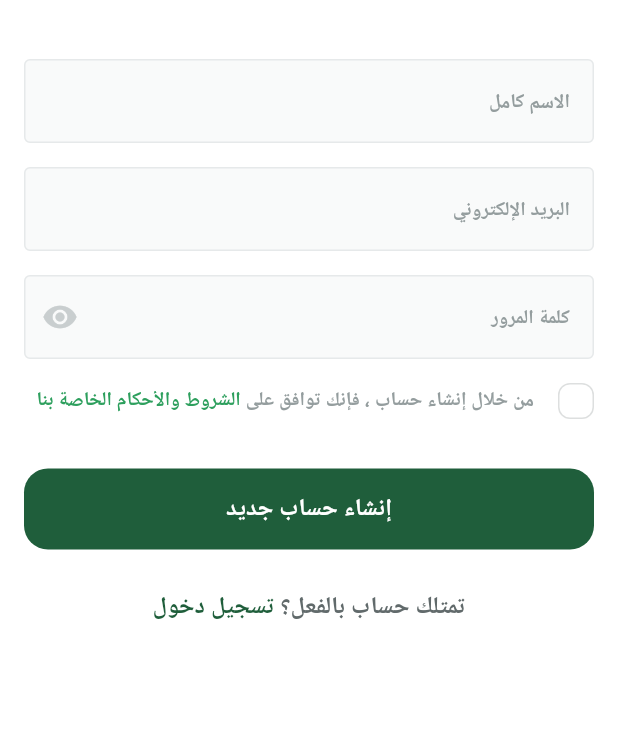
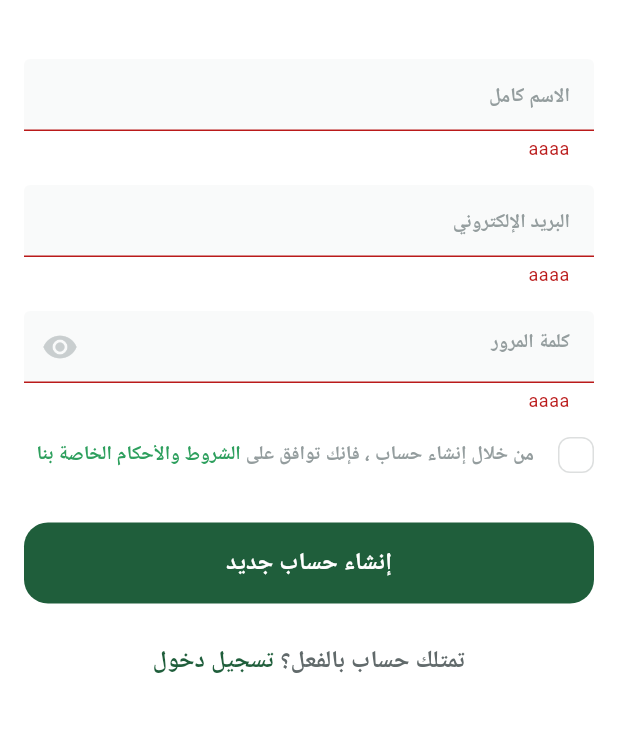
Before and after one commit to YounanGamal/fruits_hub, a Flutter app: the SignupView screen opened by its route, after a tap on "إنشاء حساب جديد", on a phone screen of 412 x 824 dp, the part 61-793 px from its top. Run offline on Flutter 3.47's test engine with Material 3 defaults, Android fonts, the phone set to English and light mode, and no system bars; drawn by our look-alikes of modal_progress_hud_nsn; our stand-ins replace bloc, dartz, dots_indicator, firebase_auth, firebase_core, flutter_bloc and 3 more; accounts and stored records are empty; Roboto replaces fonts that are missing (Cairo).

Commit message:
+ signup logic is done

```diff
--- a/lib/Feature/auth/data/repos/user_repo_impl.dart
+++ b/lib/Feature/auth/data/repos/user_repo_impl.dart
@@ -25,7 +25,9 @@ class AuthRepoImpl extends AuthRepo {
       return left(ServerFailure(e.message));
     } catch (e) {
       return left(
-        ServerFailure('An error occurred , Please try again later.'),
+        ServerFailure(
+          'حدث خطأ ما. الرجاء المحاولة مرة اخرى.',
+        ),
       );
     }
   }
--- /dev/null
+++ b/lib/Feature/auth/presentation/cubit/signup/signup_state.dart
@@ -0,0 +1,20 @@
+part of 'signup_cubit.dart';
+
+@immutable
+sealed class SignupState {}
+
+final class SignupInitial extends SignupState {}
+
+final class SignupLoading extends SignupState {}
+
+final class SignupSuccess extends SignupState {
+  final UserEntity userEntity;
+
+  SignupSuccess({required this.userEntity});
+}
+
+final class SignupFailure extends SignupState {
+  final String message;
+
+  SignupFailure({required this.message});
+}
--- a/lib/Feature/auth/presentation/view/signup_view.dart
+++ b/lib/Feature/auth/presentation/view/signup_view.dart
@@ -1,15 +1,25 @@
 import 'package:flutter/material.dart';
+import 'package:flutter_bloc/flutter_bloc.dart';
 import 'package:fruits_hub/Core/Widgets/custom_app_bar.dart';
+import 'package:fruits_hub/Core/service/get_it_service.dart';
+import 'package:fruits_hub/Feature/auth/domain/repo/auth_repo.dart';
+import 'package:fruits_hub/Feature/auth/presentation/cubit/signup/signup_cubit.dart';
 import 'package:fruits_hub/Feature/auth/presentation/view/widgets/signup_view_body.dart';
+import 'package:fruits_hub/Feature/auth/presentation/view/widgets/signup_view_body_bloc_consumer.dart';
 
 class SignupView extends StatelessWidget {
   const SignupView({super.key});
 
   @override
   Widget build(BuildContext context) {
-    return Scaffold(
-      appBar: customAppBar(context, title: 'حساب جديد'),
-      body: SignupViewBody(),
+    return BlocProvider(
+      create: (context) => SignupCubit(
+        getIt<AuthRepo>(),
+      ),
+      child: Scaffold(
+        appBar: customAppBar(context, title: 'حساب جديد'),
+        body: SignupViewBodyBlocConsumer(),
+      ),
     );
   }
 }
--- a/lib/Feature/auth/presentation/view/widgets/custom_text_form_field.dart
+++ b/lib/Feature/auth/presentation/view/widgets/custom_text_form_field.dart
@@ -3,15 +3,22 @@ import 'package:fruits_hub/Core/theme/app_text_styles.dart';
 
 class CustomTextFormField extends StatelessWidget {
   CustomTextFormField(
-      {super.key, required this.hintText, required this.textInputType, this.suffixIcon,});
+      {super.key, required this.hintText, required this.textInputType, this.suffixIcon, this.onSaved,});
 
   final Widget? suffixIcon;
   final String hintText;
   final TextInputType textInputType;
-
+ final void Function(String?)? onSaved;
   @override
   Widget build(BuildContext context) {
     return TextFormField(
+      onSaved: onSaved,
+      validator: (value) {
+        if(value==null||value.isEmpty){
+          return 'aaaa';
+        }
+        return null;
+      },
       keyboardType: textInputType,
       decoration: InputDecoration(
         hintText: hintText,
--- a/lib/Feature/auth/presentation/view/widgets/signup_view_body.dart
+++ b/lib/Feature/auth/presentation/view/widgets/signup_view_body.dart
@@ -1,17 +1,31 @@
 import 'package:flutter/material.dart';
+import 'package:flutter_bloc/flutter_bloc.dart';
 import 'package:fruits_hub/Core/Widgets/custom_button.dart';
+import 'package:fruits_hub/Feature/auth/presentation/cubit/signup/signup_cubit.dart';
 import 'package:fruits_hub/Feature/auth/presentation/view/widgets/custom_text_form_field.dart';
 import 'package:fruits_hub/Feature/auth/presentation/view/widgets/have_an_account.dart';
 import 'package:fruits_hub/Feature/auth/presentation/view/widgets/terms_and_condition.dart';
 
-class SignupViewBody extends StatelessWidget {
+class SignupViewBody extends StatefulWidget {
   const SignupViewBody({super.key});
+
+  @override
+  State<SignupViewBody> createState() => _SignupViewBodyState();
+}
+
+class _SignupViewBodyState extends State<SignupViewBody> {
+  final GlobalKey<FormState> formKey = GlobalKey<FormState>();
+  AutovalidateMode autValidateMode = AutovalidateMode.disabled;
+  late String email, password, name;
 
   @override
   Widget build(BuildContext context) {
     return SingleChildScrollView(
       child: Padding(
         padding: const EdgeInsets.symmetric(horizontal: 16),
+        child: Form(
+          key: formKey,
+          autovalidateMode: autValidateMode,
           child: Column(
             children: [
               SizedBox(
@@ -20,6 +34,9 @@ class SignupViewBody extends StatelessWidget {
               CustomTextFormField(
                 hintText: 'الاسم كامل',
                 textInputType: TextInputType.text,
+                onSaved: (value) {
+                  name = value!;
+                },
               ),
               SizedBox(
                 height: 16,
@@ -27,6 +44,9 @@ class SignupViewBody extends StatelessWidget {
               CustomTextFormField(
                 hintText: 'البريد الإلكتروني',
                 textInputType: TextInputType.text,
+                onSaved: (value) {
+                  email = value!;
+                },
               ),
               SizedBox(
                 height: 16,
@@ -38,6 +58,9 @@ class SignupViewBody extends StatelessWidget {
                   Icons.visibility,
                   color: Color(0xffC9CECF),
                 ),
+                onSaved: (value) {
+                  password = value!;
+                },
               ),
               SizedBox(
                 height: 16,
@@ -47,12 +70,28 @@ class SignupViewBody extends StatelessWidget {
                 height: 33,
               ),
               CustomButton(
-              onPressed: () {},
+                onPressed: () {
+                  if (formKey.currentState!.validate()) {
+                    formKey.currentState!.save();
+                    context.read<SignupCubit>().createUserWithEmailAndPassword(
+                          email,
+                          password,
+                          name,
+                        );
+                  } else {
+                    setState(() {
+                      autValidateMode = AutovalidateMode.always;
+                    });
+                  }
+                },
                 text: 'إنشاء حساب جديد',
               ),
-            SizedBox(height: 26,),
+              SizedBox(
+                height: 26,
+              ),
               HaveAnAccount(),
             ],
+          ),
         ),
       ),
     );
--- /dev/null
+++ b/lib/Feature/auth/presentation/view/widgets/signup_view_body_bloc_consumer.dart
@@ -0,0 +1,31 @@
+import 'package:flutter/material.dart';
+import 'package:flutter_bloc/flutter_bloc.dart';
+import 'package:fruits_hub/Feature/auth/presentation/cubit/signup/signup_cubit.dart';
+import 'package:fruits_hub/Feature/auth/presentation/view/widgets/signup_view_body.dart';
+import 'package:modal_progress_hud_nsn/modal_progress_hud_nsn.dart';
+
+class SignupViewBodyBlocConsumer extends StatelessWidget {
+  const SignupViewBodyBlocConsumer({super.key});
+
+  @override
+  Widget build(BuildContext context) {
+    return BlocConsumer<SignupCubit, SignupState>(
+      listener: (context, state) {
+        if (state is SignupSuccess) {}
+        if (state is SignupFailure) {
+          ScaffoldMessenger.of(context).showSnackBar(
+            SnackBar(
+              content: Text(state.message),
+            ),
+          );
+        }
+      },
+      builder: (context, state) {
+        return ModalProgressHUD(
+          inAsyncCall: state is SignupLoading ? true : false,
+          child: const SignupViewBody(),
+        );
+      },
+    );
+  }
+}
--- a/lib/main.dart
+++ b/lib/main.dart
@@ -3,10 +3,10 @@ import 'package:flutter/material.dart';
 import 'package:flutter_localizations/flutter_localizations.dart';
 import 'package:fruits_hub/Core/route/generate_routes.dart';
 import 'package:fruits_hub/Core/route/page_route_name.dart';
+import 'package:fruits_hub/Core/service/get_it_service.dart';
 import 'package:fruits_hub/Core/service/shared_preferences_singleton.dart';
 import 'package:fruits_hub/Core/theme/app_colors.dart';
 import 'package:fruits_hub/firebase_options.dart';
-import 'package:shared_preferences/shared_preferences.dart';
 import 'generated/l10n.dart';
 
 void main() async {
@@ -15,6 +15,7 @@ void main() async {
     options: DefaultFirebaseOptions.currentPlatform,
   );
   await Prefs.init();
+  setupGetIt();
   runApp(const FruitsHUB());
 }
 
```
Also changed, not shown: lib/Core/service/firebase_auth_service.dart (+6 -4 lines), lib/Core/service/get_it_service.dart (added, +15 -0 lines), lib/Feature/auth/presentation/cubit/signup/signup_cubit.dart (added, +26 -0 lines), pubspec.yaml (+10 -17 lines), assets/fonts/Cairo-Bold.ttf (renamed from assets/font/Cairo-Bold.ttf), assets/fonts/Cairo-Medium.ttf (renamed from assets/font/Cairo-Medium.ttf), assets/fonts/Cairo-Regular.ttf (renamed from assets/font/Cairo-Regular.ttf), assets/fonts/Cairo-SemiBold.ttf (renamed from assets/font/Cairo-SemiBold.ttf), pubspec.lock, 1 other file. Lines whose indentation alone changed are shown as unchanged.
